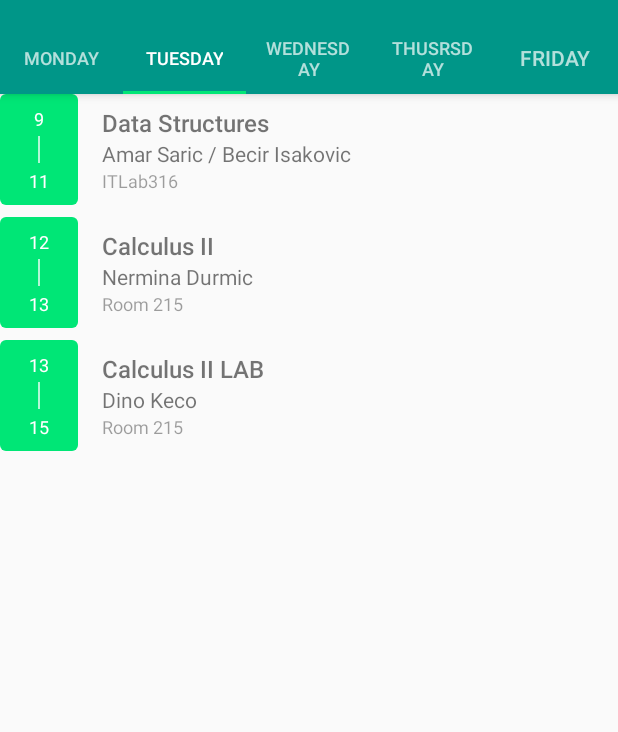
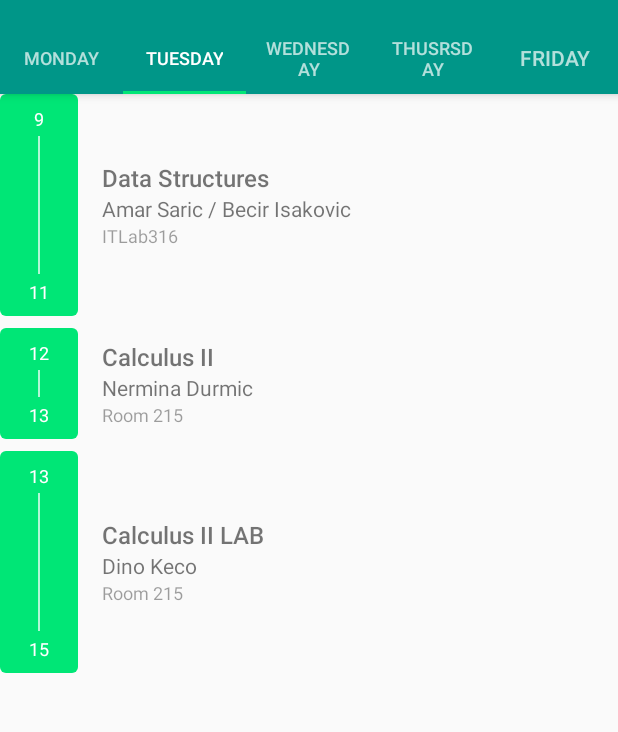
Before and after one commit to 0n1s/SchoolTimetable, an Android app: the screen it shows after launch (MainActivity), tab 2 chosen, on a phone screen of 412 x 824 dp, the part 74-806 px from its top. Run offline under Robolectric (Android 15) with nearby library versions, the phone set to English and light mode, and no system bars.

Commit message:
added long lesson lengths in layout

```diff
--- a/app/src/main/java/com/jisort/ttsiva/MyAdapter.java
+++ b/app/src/main/java/com/jisort/ttsiva/MyAdapter.java
@@ -34,9 +34,9 @@ public class MyAdapter extends RecyclerView.Adapter<MyAdapter.ViewHolder>
     private Context context;
 
     @Override
-    public ViewHolder onCreateViewHolder(ViewGroup parent, int viewType) {
-        View v= LayoutInflater.from(parent.getContext())
-                .inflate(R.layout.item_class, parent,false);
+    public ViewHolder onCreateViewHolder(ViewGroup parent, int viewType)
+    {
+        View v= LayoutInflater.from(parent.getContext()).inflate(R.layout.item_class, parent,false);
         return new ViewHolder(v);
     }
     String day;
@@ -136,6 +136,53 @@ public class MyAdapter extends RecyclerView.Adapter<MyAdapter.ViewHolder>
         holder.room_number.setText(dataClass.getRoomnumber());
 
 
+
+
+
+        int ent_time=Integer.parseInt(dataClass.getEnd_time())-Integer.parseInt(dataClass.getStart_time());
+
+       //Toast.makeText(context, String.valueOf(ent_time), Toast.LENGTH_SHORT).show();
+        if(ent_time==1)
+        {
+            final float scale = context.getResources().getDisplayMetrics().density;
+
+            int pixels = (int) (74 * scale *1);
+            holder.linear_layout.getLayoutParams().height = pixels;
+
+        }
+        else if(ent_time==2)
+        {
+            final float scale = context.getResources().getDisplayMetrics().density;
+
+            int pixels = (int) (74 * scale *2);
+            holder.linear_layout.getLayoutParams().height = pixels;
+        }
+        else if(ent_time==3)
+        {
+            final float scale = context.getResources().getDisplayMetrics().density;
+
+            int pixels = (int) (74 * scale *3);
+            holder.linear_layout.getLayoutParams().height = pixels;
+        }
+
+        else if(ent_time==4)
+        {
+            final float scale = context.getResources().getDisplayMetrics().density;
+
+            int pixels = (int) (74 * scale *4);
+            holder.linear_layout.getLayoutParams().height = pixels;
+        }
+        else if(ent_time>4)
+        {
+            final float scale = context.getResources().getDisplayMetrics().density;
+
+            int pixels = (int) (74 * scale *5);
+            holder.linear_layout.getLayoutParams().height = pixels;
+        }
+
+
+
+
     }
 
     @Override
```
Also changed, not shown: app/src/main/assets/timetable.json (+13 -5 lines).
